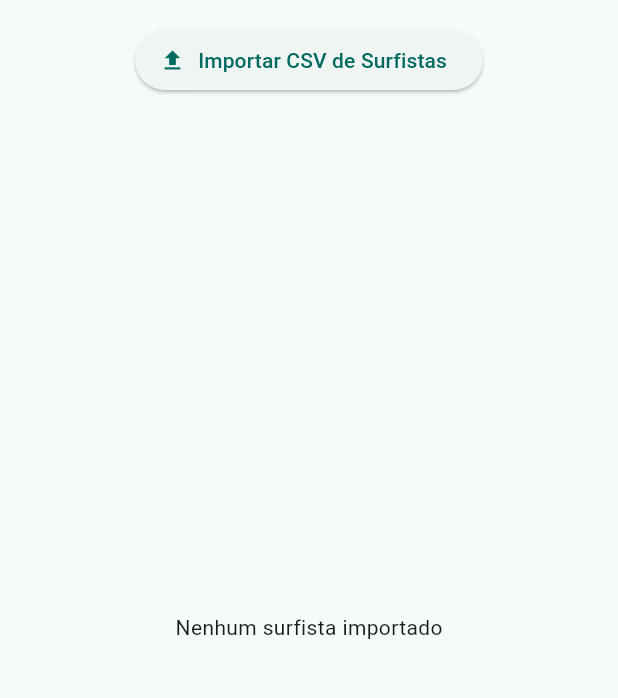
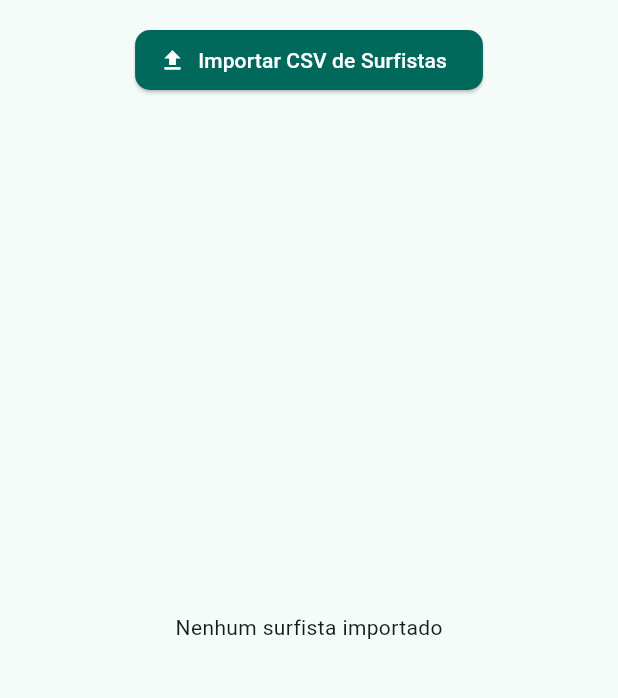
Before and after one commit to Louisii/video-surf-app, a Flutter app: the screen it shows after launch, in the side drawer, after a tap on "Surfistas", on a phone screen of 412 x 824 dp, the part 84-782 px from its top. Run offline on Flutter 3.47's test engine with Material 3 defaults, Android fonts, the phone set to English and light mode, and no system bars; our stand-ins replace csv, file_picker, sqflite; accounts and stored records are empty.

Commit message:
feat: botoes galeria e add video

```diff
--- a/lib/main.dart
+++ b/lib/main.dart
@@ -15,6 +15,15 @@ class MyApp extends StatelessWidget {
       title: 'Flutter Demo',
       theme: ThemeData(
         colorScheme: ColorScheme.fromSeed(seedColor: Colors.teal),
+        elevatedButtonTheme: ElevatedButtonThemeData(
+          style: ElevatedButton.styleFrom(
+            backgroundColor: Colors.teal.shade800, // primary
+            foregroundColor: Colors.white, // onPrimary
+            shape: RoundedRectangleBorder(
+              borderRadius: BorderRadius.circular(10),
+            ),
+          ),
+        ),
       ),
       home: const MyHomePage(title: 'Flutter Demo Home Page'),
     );
--- a/lib/widget/custom_drawer_widget.dart
+++ b/lib/widget/custom_drawer_widget.dart
@@ -42,28 +42,40 @@ class CustomDrawerWidget extends StatelessWidget {
                 ),
               );
             },
-            leading: const Icon(Icons.surfing),
+            leading: Icon(
+              Icons.surfing,
+              color: Theme.of(context).colorScheme.primary,
+            ),
             title: const Text("Surfistas"),
           ),
           ListTile(
             onTap: () {
               Navigator.pop(context);
             },
-            leading: const Icon(Icons.beach_access),
+            leading: Icon(
+              Icons.beach_access,
+              color: Theme.of(context).colorScheme.primary,
+            ),
             title: const Text("Picos"),
           ),
           ListTile(
             onTap: () {
               Navigator.pop(context);
             },
-            leading: const Icon(Icons.bookmarks_rounded),
+            leading: Icon(
+              Icons.bookmarks_rounded,
+              color: Theme.of(context).colorScheme.primary,
+            ),
             title: const Text("Indicadores"),
           ),
           ListTile(
             onTap: () {
               Navigator.pop(context);
             },
-            leading: const Icon(Icons.video_library),
+            leading: Icon(
+              Icons.video_library,
+              color: Theme.of(context).colorScheme.primary,
+            ),
             title: const Text("Vídeos"),
           ),
         ],
```
Also changed, not shown: lib/screen/surfistar_screen.dart (+55 -4 lines).
